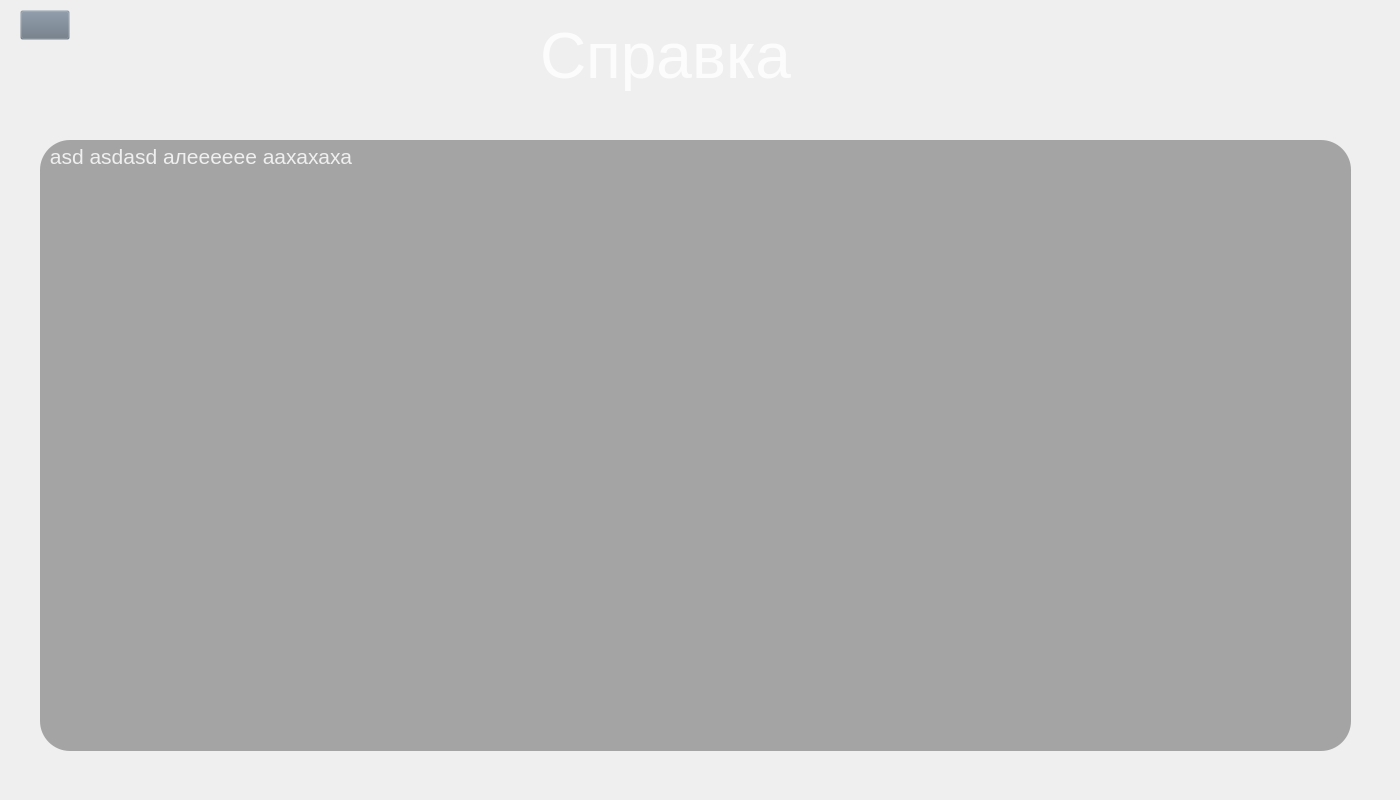
Before: the Qt Designer form Python_files/UI_files/Spravka.ui in tixdim/QT_school, drawn with Qt 5.
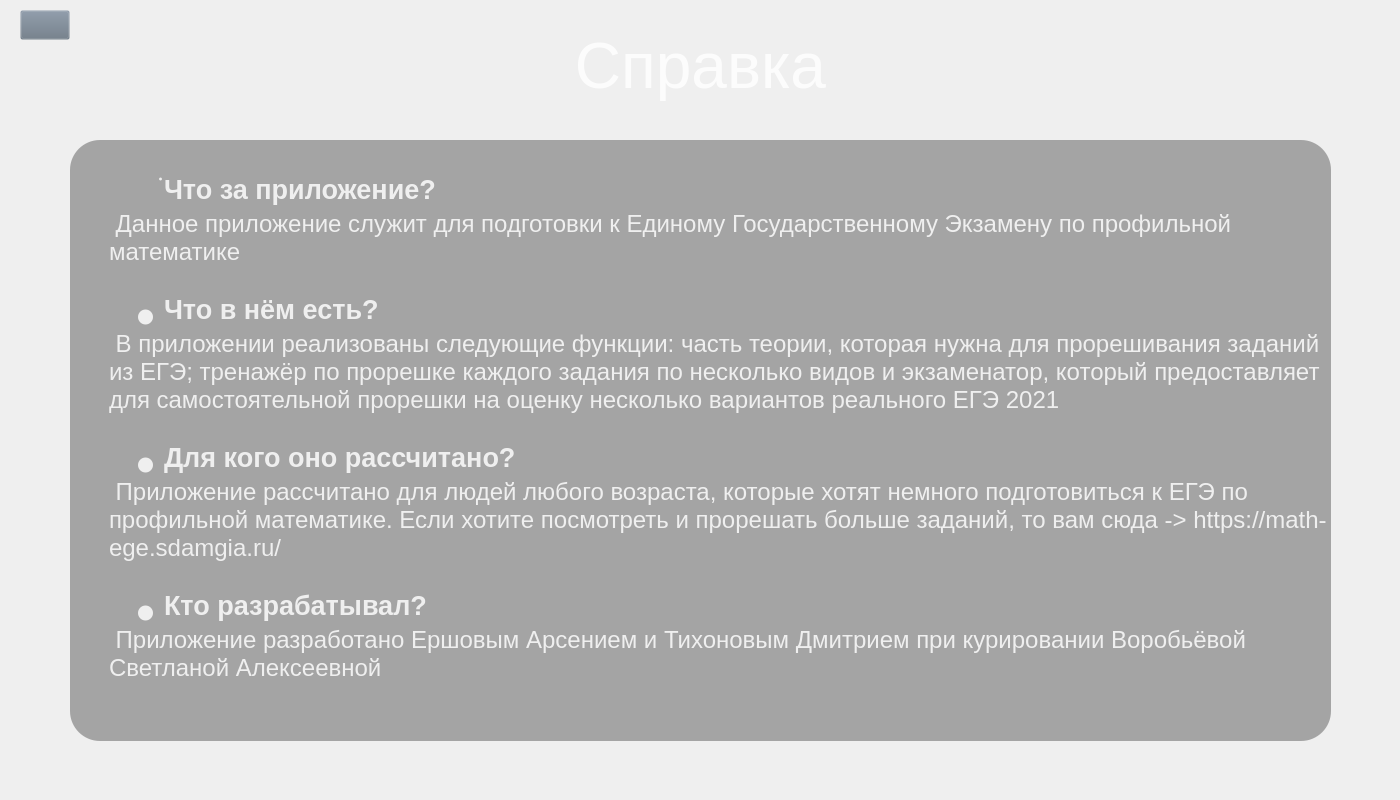
After: the same form once the commit is applied. Icons and pictures are not drawn.

What changed in the file:
```diff
--- a/Python_files/UI_files/Spravka.ui
+++ b/Python_files/UI_files/Spravka.ui
@@ -25,9 +25,9 @@
   <widget class="QLabel" name="label">
    <property name="geometry">
     <rect>
-     <x>540</x>
-     <y>10</y>
-     <width>320</width>
+     <x>530</x>
+     <y>20</y>
+     <width>341</width>
      <height>91</height>
     </rect>
    </property>
@@ -43,14 +43,17 @@
    <property name="text">
     <string>Справка</string>
    </property>
+   <property name="alignment">
+    <set>Qt::AlignCenter</set>
+   </property>
   </widget>
   <widget class="QTextBrowser" name="textBrowser">
    <property name="geometry">
     <rect>
-     <x>40</x>
+     <x>70</x>
      <y>140</y>
-     <width>1311</width>
-     <height>611</height>
+     <width>1261</width>
+     <height>601</height>
     </rect>
    </property>
    <property name="font">
@@ -70,7 +73,19 @@
 &lt;html&gt;&lt;head&gt;&lt;meta name=&quot;qrichtext&quot; content=&quot;1&quot; /&gt;&lt;style type=&quot;text/css&quot;&gt;
 p, li { white-space: pre-wrap; }
 &lt;/style&gt;&lt;/head&gt;&lt;body style=&quot; font-family:'MS Shell Dlg 2'; font-size:30pt; font-weight:600; font-style:normal;&quot;&gt;
-&lt;p style=&quot; margin-top:0px; margin-bottom:0px; margin-left:0px; margin-right:0px; -qt-block-indent:0; text-indent:0px;&quot;&gt;&lt;span style=&quot; font-size:16pt; font-weight:400;&quot;&gt; asd asdasd алееееее аахахаха&lt;/span&gt;&lt;/p&gt;&lt;/body&gt;&lt;/html&gt;</string>
+&lt;p style=&quot; margin-top:0px; margin-bottom:5px; margin-left:50px; margin-right:0px; -qt-block-indent:0; text-indent:0px;&quot;&gt;&lt;span style=&quot; font-size:6pt;&quot;&gt; &lt;/span&gt;&lt;/p&gt;
+&lt;ul style=&quot;margin-top: 0px; margin-bottom: 0px; margin-left: 0px; margin-right: 0px; -qt-list-indent: 1;&quot;&gt;&lt;li style=&quot; font-size:6pt;&quot; style=&quot; margin-top:20px; margin-bottom:5px; margin-left:50px; margin-right:0px; -qt-block-indent:0; text-indent:0px;&quot;&gt;&lt;span style=&quot; font-size:20pt;&quot;&gt;Что за приложение?&lt;/span&gt;&lt;/li&gt;&lt;/ul&gt;
+&lt;p style=&quot; margin-top:0px; margin-bottom:0px; margin-left:35px; margin-right:0px; -qt-block-indent:0; text-indent:0px;&quot;&gt;&lt;span style=&quot; font-size:18pt; font-weight:400;&quot;&gt; Данное приложение служит для подготовки к Единому Государственному Экзамену по профильной математике&lt;/span&gt;&lt;/p&gt;
+&lt;p style=&quot;-qt-paragraph-type:empty; margin-top:0px; margin-bottom:0px; margin-left:0px; margin-right:0px; -qt-block-indent:0; text-indent:0px; font-size:18pt; font-weight:400;&quot;&gt;&lt;br /&gt;&lt;/p&gt;
+&lt;ul style=&quot;margin-top: 0px; margin-bottom: 0px; margin-left: 0px; margin-right: 0px; -qt-list-indent: 1;&quot;&gt;&lt;li style=&quot;&quot; style=&quot; margin-top:0px; margin-bottom:5px; margin-left:50px; margin-right:0px; -qt-block-indent:0; text-indent:0px;&quot;&gt;&lt;span style=&quot; font-size:20pt;&quot;&gt;Что в нём есть?&lt;/span&gt;&lt;/li&gt;&lt;/ul&gt;
+&lt;p style=&quot; margin-top:0px; margin-bottom:0px; margin-left:35px; margin-right:0px; -qt-block-indent:0; text-indent:0px;&quot;&gt;&lt;span style=&quot; font-size:18pt; font-weight:400;&quot;&gt; В приложении реализованы следующие функции: часть теории, которая нужна для прорешивания заданий из ЕГЭ; тренажёр по прорешке каждого задания по несколько видов и экзаменатор, который предоставляет для самостоятельной прорешки на оценку несколько вариантов реального ЕГЭ 2021&lt;/span&gt;&lt;/p&gt;
+&lt;p style=&quot;-qt-paragraph-type:empty; margin-top:0px; margin-bottom:0px; margin-left:35px; margin-right:0px; -qt-block-indent:0; text-indent:0px; font-size:18pt; font-weight:400;&quot;&gt;&lt;br /&gt;&lt;/p&gt;
+&lt;ul style=&quot;margin-top: 0px; margin-bottom: 0px; margin-left: 0px; margin-right: 0px; -qt-list-indent: 1;&quot;&gt;&lt;li style=&quot;&quot; style=&quot; margin-top:0px; margin-bottom:5px; margin-left:50px; margin-right:0px; -qt-block-indent:0; text-indent:0px;&quot;&gt;&lt;span style=&quot; font-size:20pt;&quot;&gt;Для кого оно рассчитано?&lt;/span&gt;&lt;/li&gt;&lt;/ul&gt;
+&lt;p style=&quot; margin-top:0px; margin-bottom:0px; margin-left:35px; margin-right:0px; -qt-block-indent:0; text-indent:0px;&quot;&gt;&lt;span style=&quot; font-size:18pt; font-weight:400;&quot;&gt; Приложение рассчитано для людей любого возраста, которые хотят немного подготовиться к ЕГЭ по профильной математике. Если хотите посмотреть и прорешать больше заданий, то вам сюда -&amp;gt; https://math-ege.sdamgia.ru/&lt;/span&gt;&lt;/p&gt;
+&lt;p style=&quot;-qt-paragraph-type:empty; margin-top:0px; margin-bottom:0px; margin-left:35px; margin-right:0px; -qt-block-indent:0; text-indent:0px; font-size:18pt; font-weight:400;&quot;&gt;&lt;br /&gt;&lt;/p&gt;
+&lt;ul style=&quot;margin-top: 0px; margin-bottom: 0px; margin-left: 0px; margin-right: 0px; -qt-list-indent: 1;&quot;&gt;&lt;li style=&quot;&quot; style=&quot; margin-top:0px; margin-bottom:5px; margin-left:50px; margin-right:0px; -qt-block-indent:0; text-indent:0px;&quot;&gt;&lt;span style=&quot; font-size:20pt;&quot;&gt;Кто разрабатывал?&lt;/span&gt;&lt;/li&gt;&lt;/ul&gt;
+&lt;p style=&quot; margin-top:0px; margin-bottom:0px; margin-left:35px; margin-right:0px; -qt-block-indent:0; text-indent:0px;&quot;&gt;&lt;span style=&quot; font-size:18pt; font-weight:400;&quot;&gt; Приложение разработано Ершовым Арсением и Тихоновым Дмитрием при курировании Воробьёвой Светланой Алексеевной&lt;/span&gt;&lt;/p&gt;
+&lt;p style=&quot;-qt-paragraph-type:empty; margin-top:0px; margin-bottom:0px; margin-left:35px; margin-right:0px; -qt-block-indent:0; text-indent:0px; font-size:18pt; font-weight:400;&quot;&gt;&lt;br /&gt;&lt;/p&gt;&lt;/body&gt;&lt;/html&gt;</string>
    </property>
   </widget>
   <widget class="QPushButton" name="back">
```
Left out of the diff: 6 changed lines with no effect on the pictures.
